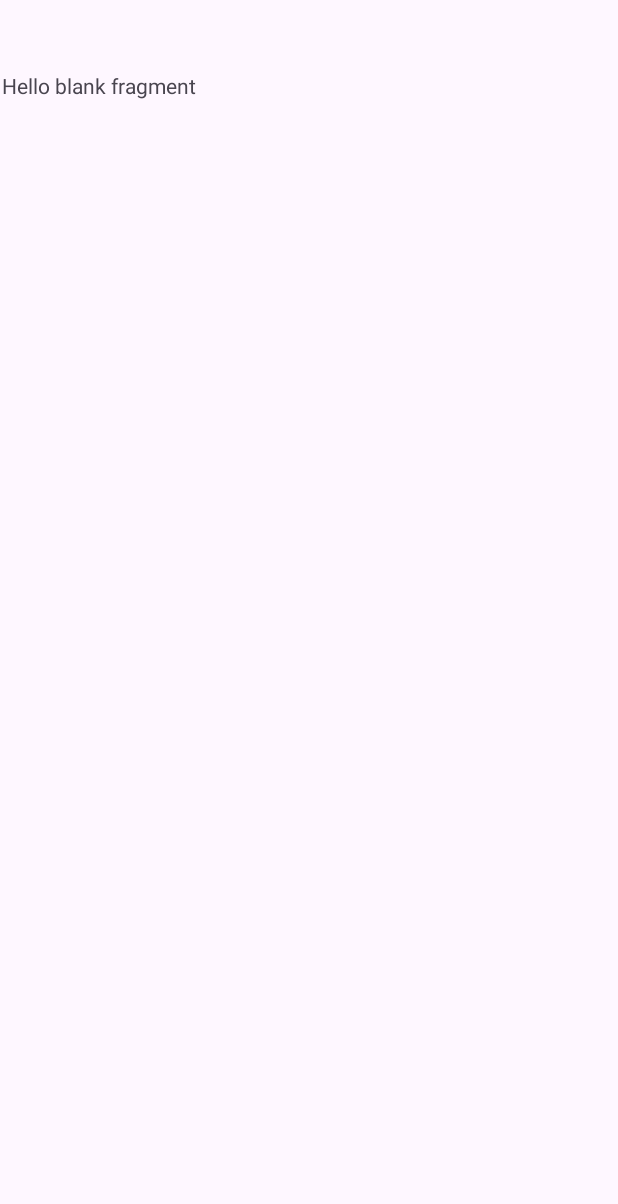
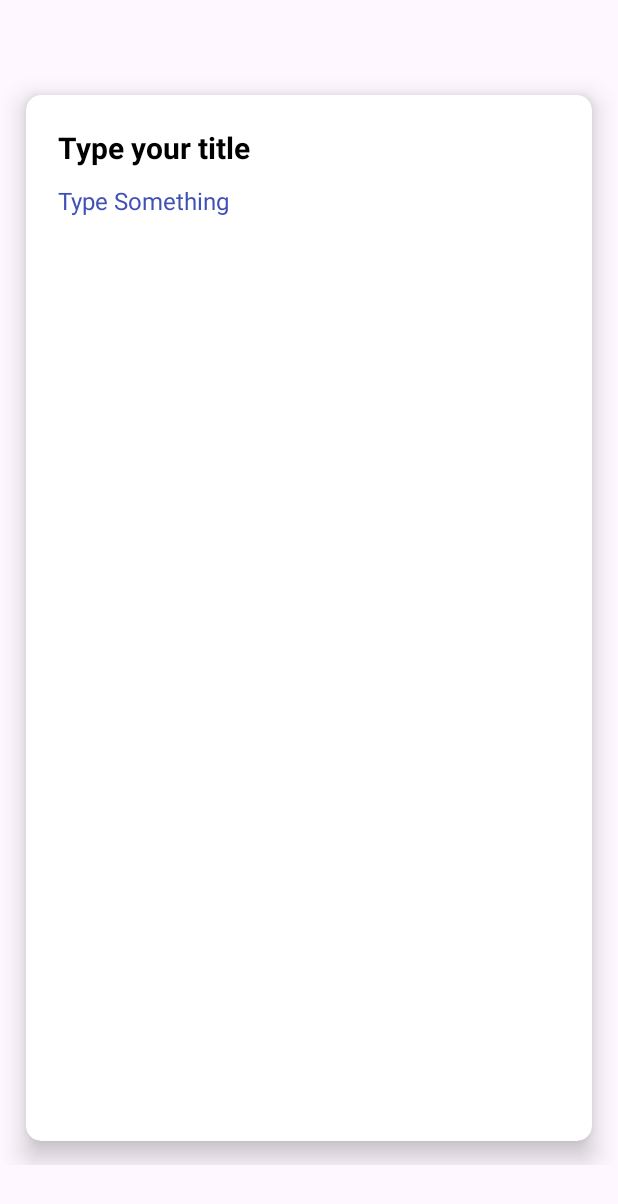
Before and after one commit to tomu03/Note-book-MVVM-build, an Android app: the newNoteFragment screen opened through its navigation route, on a phone screen of 412 x 824 dp. Before the commit the part shown is almost empty. Shown: the top 1204 px of the screen. Run offline under Robolectric (Android 15) with nearby library versions, the phone set to English and light mode, and no system bars; our stand-ins replace Room's generated code; 4 statements that could not run were skipped.

Commit message:
Home fragment and New Note fragment added and connected to the adapter

```diff
--- a/app/src/main/java/com/example/notebookmvvm/homeFragment.kt
+++ b/app/src/main/java/com/example/notebookmvvm/homeFragment.kt
@@ -5,15 +5,56 @@ import android.view.LayoutInflater
 import android.view.View
 import android.view.ViewGroup
 import androidx.fragment.app.Fragment
+import androidx.lifecycle.ViewModelProvider
+import androidx.navigation.fragment.findNavController
+import androidx.recyclerview.widget.LinearLayoutManager
+import com.example.notebookmvvm.Adapter.NoteAdapter
+import com.example.notebookmvvm.Repository.NoteRepository
+import com.example.notebookmvvm.database.NoteDatabase
+import com.example.notebookmvvm.databinding.FragmentHomeBinding
+import com.example.notebookmvvm.viewmodel.NoteViewModel
+import com.example.notebookmvvm.viewmodel.NoteViewModelFactory
+
 
 class homeFragment : Fragment() {
 
+    private lateinit var noteViewModel: NoteViewModel
+    private lateinit var noteAdapter: NoteAdapter
+    private lateinit var noteRepository: NoteRepository
     override fun onCreateView(
         inflater: LayoutInflater, container: ViewGroup?,
         savedInstanceState: Bundle?
     ): View? {
-        // Inflate the layout for this fragment
-        return inflater.inflate(R.layout.fragment_home, container, false)
+        val binding = FragmentHomeBinding.inflate(inflater, container, false)
+        val noteDatabase = NoteDatabase(requireContext())
+        val repository = NoteRepository(noteRepository)
+        val factory =  NoteViewModelFactory(requireActivity().application,repository)
+        noteViewModel = ViewModelProvider(this,factory).get(NoteViewModel::class.java)
+
+        val adapter = NoteAdapter()
+
+        binding.recyclerView.layoutManager = LinearLayoutManager(requireContext())
+        binding.recyclerView.adapter = adapter
+
+        noteViewModel.getAllNotes().observe(viewLifecycleOwner,{
+            notes -> notes?.let {
+                adapter.differ.submitList(it)
+            if (it.isEmpty()) {
+                binding.recyclerView.visibility = View.GONE
+                binding.noNoteAvailable.visibility = View.VISIBLE
+            } else {
+                binding.recyclerView.visibility = View.VISIBLE
+                binding.noNoteAvailable.visibility = View.GONE
+            }
+        }
+        })
+
+        binding.faBtn.setOnClickListener{
+            val action = homeFragmentDirections.ActionHomeFragmentToUpdateNoteFragment()
+            findNavController().navigate(action)
+        }
+
+        return binding.root
     }
 
 }
--- a/app/src/main/java/com/example/notebookmvvm/newNoteFragment.kt
+++ b/app/src/main/java/com/example/notebookmvvm/newNoteFragment.kt
@@ -3,16 +3,62 @@ package com.example.notebookmvvm
 import android.os.Bundle
 import androidx.fragment.app.Fragment
 import android.view.LayoutInflater
+import android.view.Menu
+import android.view.MenuInflater
+import android.view.MenuItem
 import android.view.View
 import android.view.ViewGroup
+import android.widget.Toast
+import androidx.lifecycle.ViewModelProvider
+import com.example.notebookmvvm.Repository.NoteRepository
+import com.example.notebookmvvm.database.NoteDatabase
+import com.example.notebookmvvm.databinding.FragmentNewNoteBinding
+import com.example.notebookmvvm.model.Note
+import com.example.notebookmvvm.viewmodel.NoteViewModel
+import com.example.notebookmvvm.viewmodel.NoteViewModelFactory
 
 class newNoteFragment : Fragment() {
+    private lateinit var binding: FragmentNewNoteBinding
+    private lateinit var noteViewModel: NoteViewModel
     override fun onCreateView(
         inflater: LayoutInflater, container: ViewGroup?,
         savedInstanceState: Bundle?
     ): View? {
-        // Inflate the layout for this fragment
-        return inflater.inflate(R.layout.fragment_new_note, container, false)
+        binding = FragmentNewNoteBinding.inflate(inflater, container, false)
+        val noteDatabase = NoteDatabase(requireContext())
+        val repository = NoteRepository(noteDatabase)
+        val factory = NoteViewModelFactory(requireActivity().application, repository)
+        noteViewModel = ViewModelProvider(this, factory).get(NoteViewModel::class.java)
+        setHasOptionsMenu(true)
+        return binding.root
+    }
+    override fun onCreateOptionsMenu(menu: Menu, inflater: MenuInflater) {
+        inflater.inflate(R.menu.menu_new_note, menu)
+        super.onCreateOptionsMenu(menu, inflater)
     }
 
+    override fun onOptionsItemSelected(item: MenuItem): Boolean {
+        return when (item.itemId) {
+            R.id.menu_save -> {
+                saveNote()
+                true
+            }
+            else -> super.onOptionsItemSelected(item)
+        }
+    }
+
+    private fun saveNote() {
+        val noteTitle = binding.noteTitleEt.text.toString().trim()
+        val noteBody = binding.noteBodyEt.text.toString().trim()
+
+        if (noteTitle.isNotEmpty() && noteBody.isNotEmpty()) {
+            val note = Note(noteTitle =  noteTitle, noteBody = noteBody)
+            noteViewModel.addNote(note)
+            requireActivity().onBackPressed()
+        } else {
+            Toast.makeText(requireContext(), "Please enter a note title and body", Toast.LENGTH_SHORT).show()
+        }
+    }
+
+
 }
--- a/app/src/main/res/layout/fragment_new_note.xml
+++ b/app/src/main/res/layout/fragment_new_note.xml
@@ -1,14 +1,60 @@
 <?xml version="1.0" encoding="utf-8"?>
 <FrameLayout xmlns:android="http://schemas.android.com/apk/res/android"
+    xmlns:app="http://schemas.android.com/apk/res-auto"
     xmlns:tools="http://schemas.android.com/tools"
     android:layout_width="match_parent"
     android:layout_height="match_parent"
     tools:context=".newNoteFragment">
 
-    <!-- TODO: Update blank fragment layout -->
-    <TextView
+    <androidx.cardview.widget.CardView
+        android:id="@+id/cardView"
+        app:cardCornerRadius="10dp"
+        app:cardElevation="10dp"
         android:layout_width="match_parent"
         android:layout_height="match_parent"
-        android:text="@string/hello_blank_fragment" />
+        android:layout_margin="16dp"
+        android:background="@color/white">
+
+        <androidx.constraintlayout.widget.ConstraintLayout
+            android:layout_width="match_parent"
+            android:layout_height="match_parent"
+            android:padding="16dp">
+
+            <EditText
+                android:id="@+id/noteTitleEt"
+                app:layout_constraintEnd_toEndOf="parent"
+                app:layout_constraintStart_toStartOf="parent"
+                app:layout_constraintTop_toTopOf="parent"
+                android:layout_width="0dp"
+                android:layout_height="wrap_content"
+                android:background="@android:color/transparent"
+                android:hint="Type your title"
+                android:inputType="text"
+                android:padding="5dp"
+                android:textColor="@color/black"
+                android:textColorHint="@color/black"
+                android:textSize="20sp"
+                android:textStyle="bold" />
+
+            <EditText
+                android:id="@+id/noteBodyEt"
+                android:layout_width="0dp"
+                android:layout_height="0dp"
+                android:background="@android:color/transparent"
+                android:gravity="start|top"
+                android:hint="Type Something"
+                android:inputType="textMultiLine"
+                android:padding="5dp"
+                android:textColorHint="#3F51B5"
+                android:textSize="16sp"
+                app:layout_constraintBottom_toBottomOf="parent"
+                app:layout_constraintEnd_toEndOf="parent"
+                app:layout_constraintHorizontal_bias="1.0"
+                app:layout_constraintStart_toStartOf="parent"
+                app:layout_constraintTop_toBottomOf="@+id/noteTitleEt"
+                app:layout_constraintVertical_bias="0.0" />
+        </androidx.constraintlayout.widget.ConstraintLayout>
+    </androidx.cardview.widget.CardView>
+
 
 </FrameLayout>
```
Also changed, not shown: app/src/main/java/com/example/notebookmvvm/Adapter/ViewAdapter.kt (renamed from app/src/main/java/com/example/notebookmvvm/Adapter/NoteAdapter.kt).
